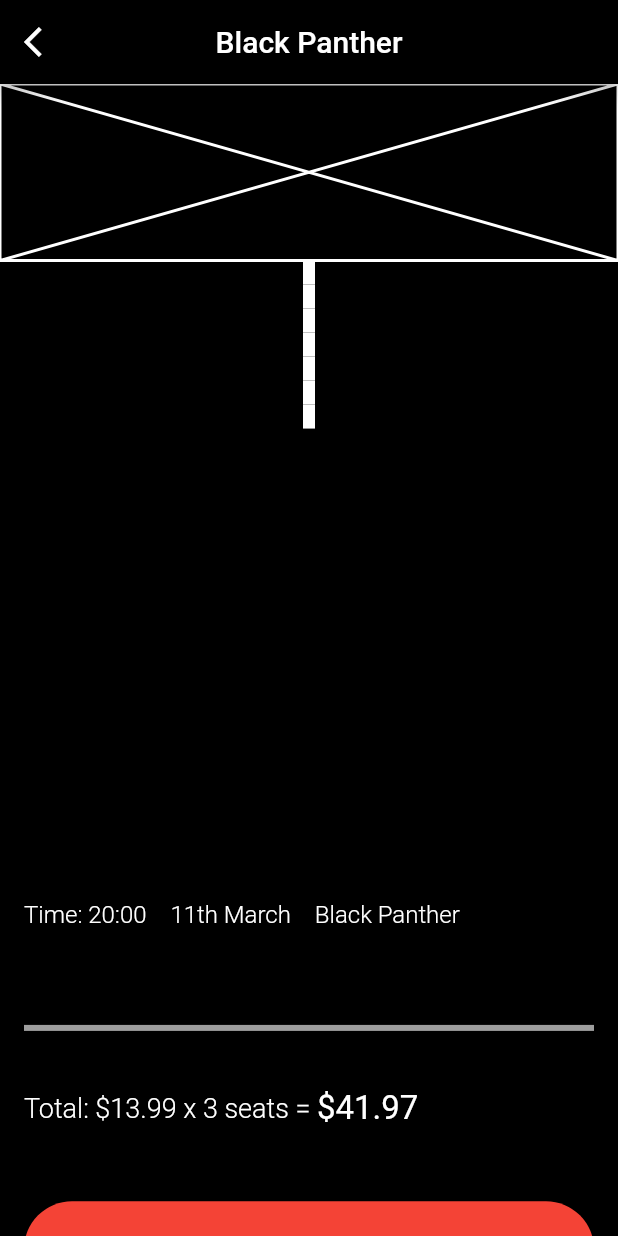
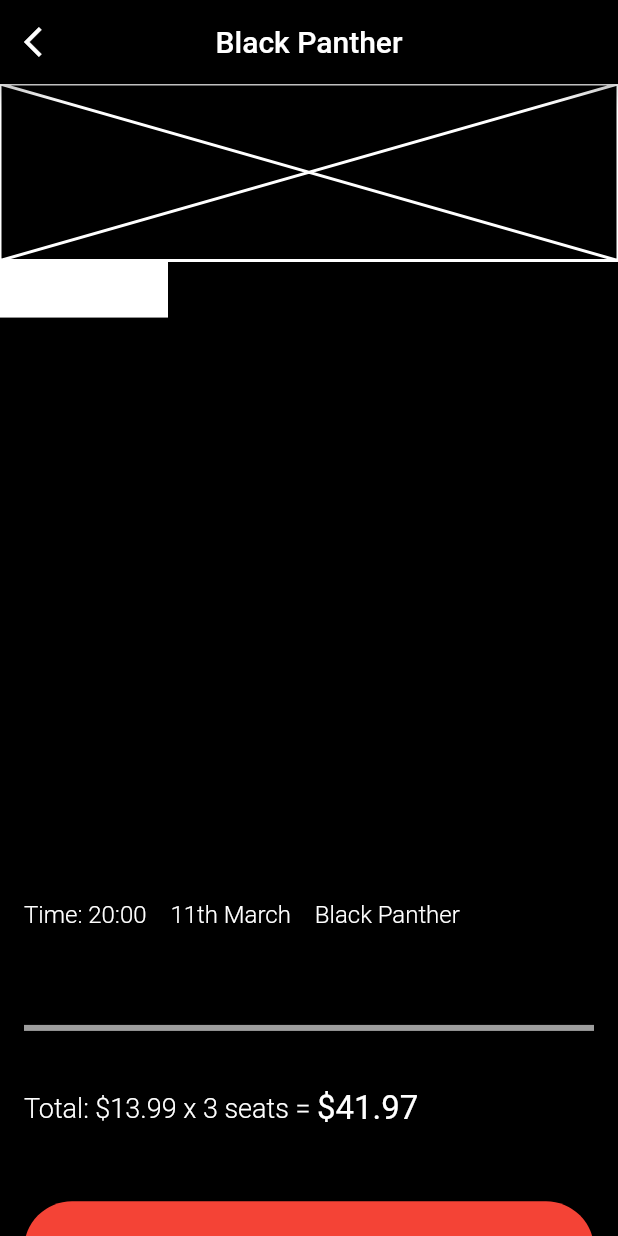
Before and after one commit to JAICHANGPARK/flutter_notebook_8th_story, a Flutter app: the screen it shows after launch, on a phone screen of 412 x 824 dp. Run offline on Flutter 3.47's test engine with Material 2 defaults, Android fonts, the phone set to English and light mode, and no system bars; our stand-ins replace badges, flutter_hooks, google_fonts, hooks_riverpod, state_notifier.

Commit message:
Update cinema_app.dart

```diff
--- a/lib/ep574_cinema_app/cinema_app.dart
+++ b/lib/ep574_cinema_app/cinema_app.dart
@@ -55,13 +55,19 @@ class _ReservePageState extends State<ReservePage> {
               height: MediaQuery.of(context).size.height / 2.5,
               child: Column(
                 children: [
-                  ..._row1.map((e) => Container(
-                    height: 16,
-                    width: 8,
-                    decoration: BoxDecoration(
-                      color: Colors.white
-                    ),
-                  )).toList()
+                  Row(
+                    children: [
+                      ..._row1.map((e) => Container(
+
+                        height: 38,
+                        width: 16,
+                        decoration: BoxDecoration(
+                            color: Colors.white
+                        ),
+                      )).toList()
+                    ],
+                  )
+
                 ],
               ),
             ),
```
